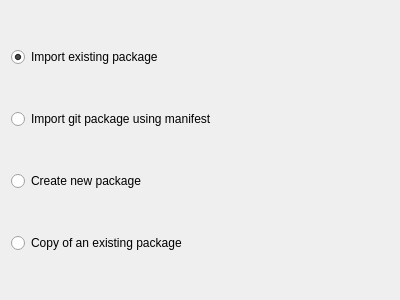
First picture: the form in obslight/ObsLightGui/ui/wizard_chooseNewOrExistingPackage.ui, repository ronan22/obs-light, before the edit.
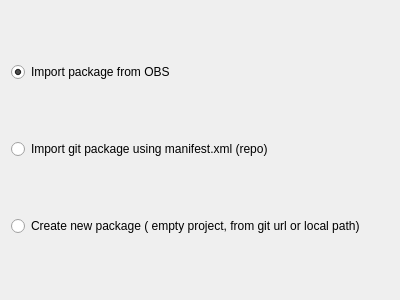
Second picture: the form after the edit.

Commit message: - Modify ui and create manifest.

The edit to the form file:
```diff
--- a/obslight/ObsLightGui/ui/wizard_chooseNewOrExistingPackage.ui
+++ b/obslight/ObsLightGui/ui/wizard_chooseNewOrExistingPackage.ui
@@ -26,7 +26,7 @@
    <item>
     <widget class="QRadioButton" name="importExistingPackageButton">
      <property name="text">
-      <string>Import existing package</string>
+      <string>Import package from OBS</string>
      </property>
      <property name="checked">
       <bool>true</bool>
@@ -36,30 +36,14 @@
    <item>
     <widget class="QRadioButton" name="importManifestButton">
      <property name="text">
-      <string>Import git package using manifest</string>
+      <string>Import git package using manifest.xml (repo)</string>
      </property>
     </widget>
    </item>
    <item>
     <widget class="QRadioButton" name="createNewPackageButton">
      <property name="text">
-      <string>Create new package</string>
-     </property>
-    </widget>
-   </item>
-   <item>
-    <widget class="QRadioButton" name="copyPackageButton">
-     <property name="enabled">
-      <bool>true</bool>
-     </property>
-     <property name="toolTip">
-      <string/>
-     </property>
-     <property name="text">
-      <string>Copy of an existing package</string>
-     </property>
-     <property name="checkable">
-      <bool>true</bool>
+      <string>Create new package ( empty project, from git url or local path)</string>
      </property>
     </widget>
    </item>
```
The commit also changes 66 other files.
